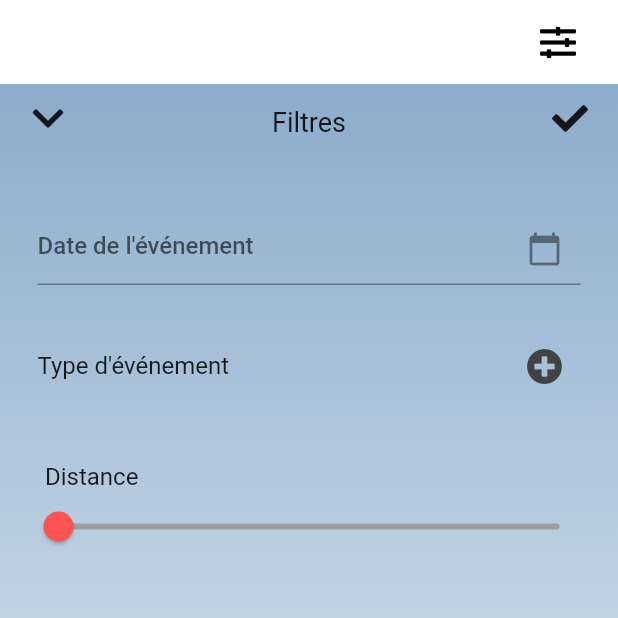
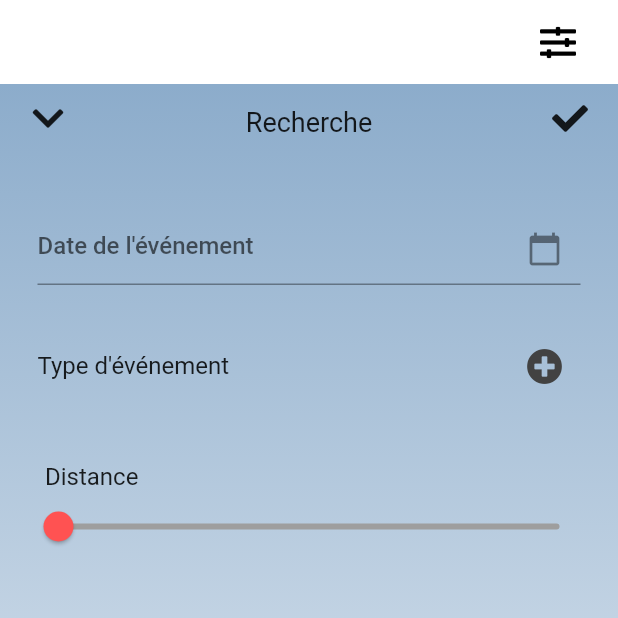
Before and after one commit to Victor-Dev77/esgi_project, a Flutter app: the Home screen opened directly, after a tap on an icon or button, on a phone screen of 412 x 824 dp, the top half of it. Run offline on Flutter 3.47's test engine with Material 2 defaults, Android fonts, the phone set to English and light mode, and no system bars; our stand-ins replace cached_network_image, cloud_firestore, curved_navigation_bar, firebase_auth, firebase_storage, flutter_map and 7 more; missing offline and left inert: geocoder, the_validator; accounts and stored records are empty; Roboto replaces fonts that are missing (AvenirNextDemiBold).

Commit message:
Fix french language

```diff
--- a/lib/localization/languages/french_language.dart
+++ b/lib/localization/languages/french_language.dart
@@ -5,7 +5,7 @@ class FrenchLanguage {
   static final translation = {
     Localization.allEventTitle: "Tous les Événements",
     Localization.popularEventTitle: "Événements Populaires",
-    Localization.noEventTitle: "Aucun événements !",
+    Localization.noEventTitle: "Aucun événement !",
     Localization.barCategory: "Bar",
     Localization.nightClubCategory: "Discothèque",
     Localization.concertCategory: "Concert",
@@ -20,12 +20,12 @@ class FrenchLanguage {
     Localization.noFavoriteTitle: "Aucun Favoris",
     Localization.myEventsTitle: "Mes événements - %s",
     Localization.logout: "Déconnexion",
-    Localization.filterTitle: "Filtres",
+    Localization.filterTitle: "Recherche",
     Localization.nameEvent: "Nom de l'évènement",
     Localization.dateEvent: "Date de l'événement",
     Localization.typeEvent: "Type d'événement",
     Localization.distanceEvent: "Distance",
-    Localization.eventTitle: "Événements",
+    Localization.eventTitle: "Événement",
     Localization.noTitleEvent: "Aucun Titre",
     Localization.dateTitle: "Date",
     Localization.beginDateEvent: "Date de début",
@@ -56,7 +56,7 @@ class FrenchLanguage {
     Localization.confirmDeleteEvent: "Confirmes-tu la suppression ?",
     Localization.languageTitle: "Langue",
 
-    Localization.errorMissingParam: "ERREUR: manque paramètre de l'événement",
+    Localization.errorMissingParam: "ERREUR: il manque le paramètre de l'événement",
     Localization.errorAddress: "Addresse invalide: N° Rue, Code postal Ville",
     Localization.errorEmail: "Adresse email incorrect",
     Localization.errorPassword: "Le mot de passe doit contenir 6 caractères minimum",
```
